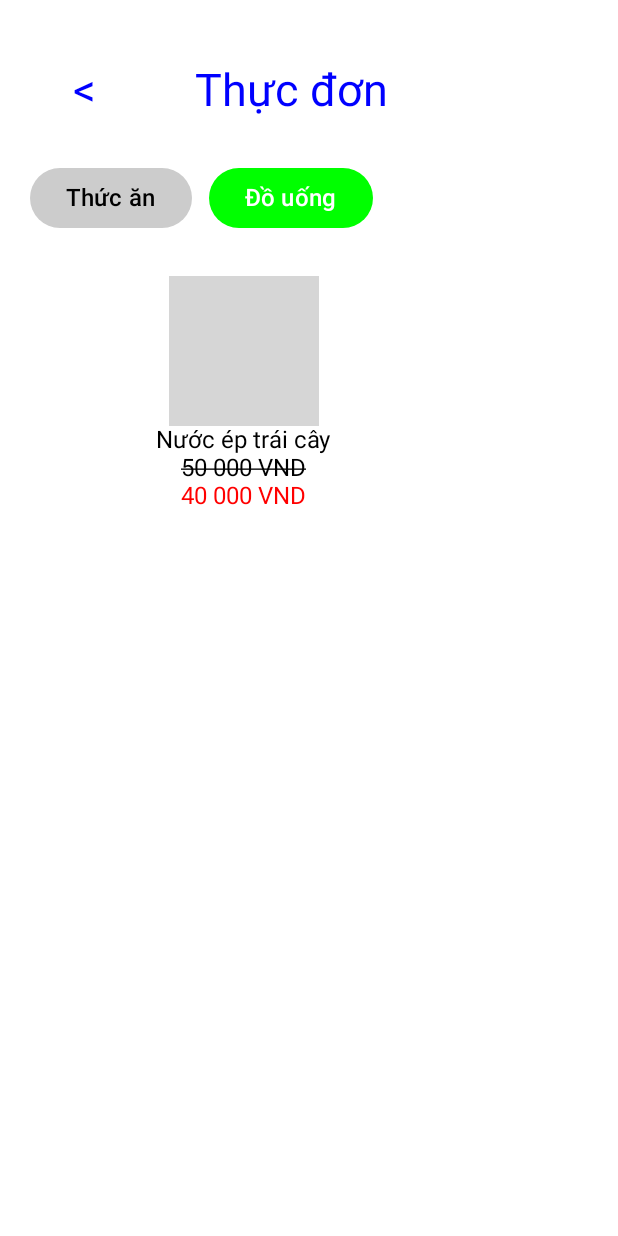
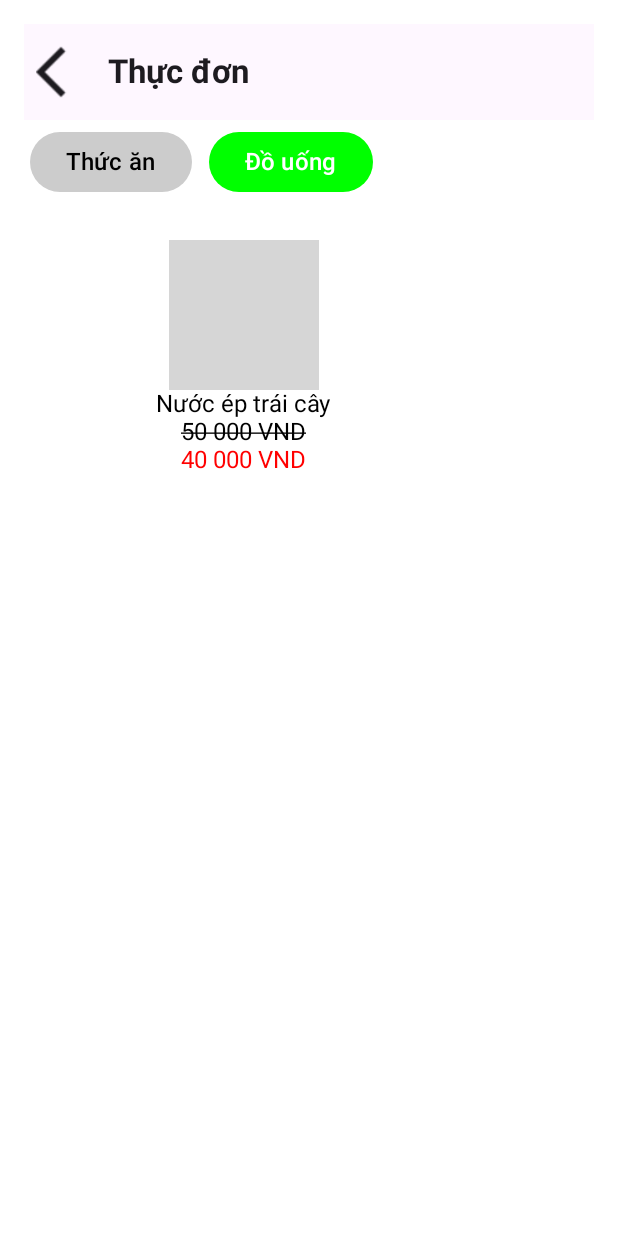
Before and after one commit to khoi2251120220/LapTrinhMOBILE, an Android app built with Jetpack Compose: the composable MenuScreen shown on its own in the app's theme, after a tap on "Đồ uống", on a phone screen of 412 x 824 dp. Run offline under Robolectric (Android 15) with nearby library versions, the phone set to English and light mode, and no system bars; grey boxes are pictures that could not be loaded.

Commit message:
fixMenuTopBar

```diff
--- a/RestaurantManage/app/src/main/java/com/example/restaurantmanage/ui/theme/screens/MenuScreen.kt
+++ b/RestaurantManage/app/src/main/java/com/example/restaurantmanage/ui/theme/screens/MenuScreen.kt
@@ -14,6 +14,9 @@ import androidx.compose.ui.unit.dp
 import androidx.compose.ui.unit.sp
 import coil.compose.rememberAsyncImagePainter
 import androidx.compose.ui.tooling.preview.Preview
+import androidx.navigation.NavController
+import androidx.navigation.compose.rememberNavController
+import com.example.restaurantmanage.ui.theme.components.AppBar
 
 data class FoodItem(
     val imageUrl: String,
@@ -65,31 +68,13 @@ fun DrinkItemView(drinkItem: DrinkItem) {
     }
 }
 
-//thanh tiêu đề
-@Composable
-fun CustomTopAppBar(title: String) {
-    Row(
-        modifier = Modifier
-            .fillMaxWidth()
-            .padding(16.dp)
-            .height(56.dp),
-        verticalAlignment = Alignment.CenterVertically
-    ) {
-        IconButton(onClick = {}) {
-            Text("<", color = Color.Blue, fontSize = 30.sp)
-        }
-        Spacer(modifier = Modifier.width(50.dp))
-        Text(text = title, color = Color.Blue, fontSize = 30.sp)
-    }
-}
-
 //Màn hình
 @Composable
-fun MenuScreen() {
+fun MenuScreen(navController: NavController) {
     val isFoodSelected = remember { mutableStateOf(true) }
 
     Column(modifier = Modifier.padding(16.dp)) {
-        CustomTopAppBar(title = "Thực đơn")
+        AppBar("Thực đơn", navController, true)
 
         Row(
             modifier = Modifier.fillMaxWidth(),
@@ -140,7 +125,7 @@ fun MenuScreen() {
     }
 }
 
-//Data nào cos thì ti cách sửa sau :)
+
 val foodItems = listOf(
     //Test, ch biết thêm ảnh sao :)
     FoodItem(
@@ -177,9 +162,8 @@ val drinkItems = listOf(
     )
 )
 
-//preview muốn xem gì thì sửa lại
 @Preview(showBackground = true)
 @Composable
 fun MenuReview() {
-    MenuScreen()
+    MenuScreen(navController = rememberNavController())
 }
```
